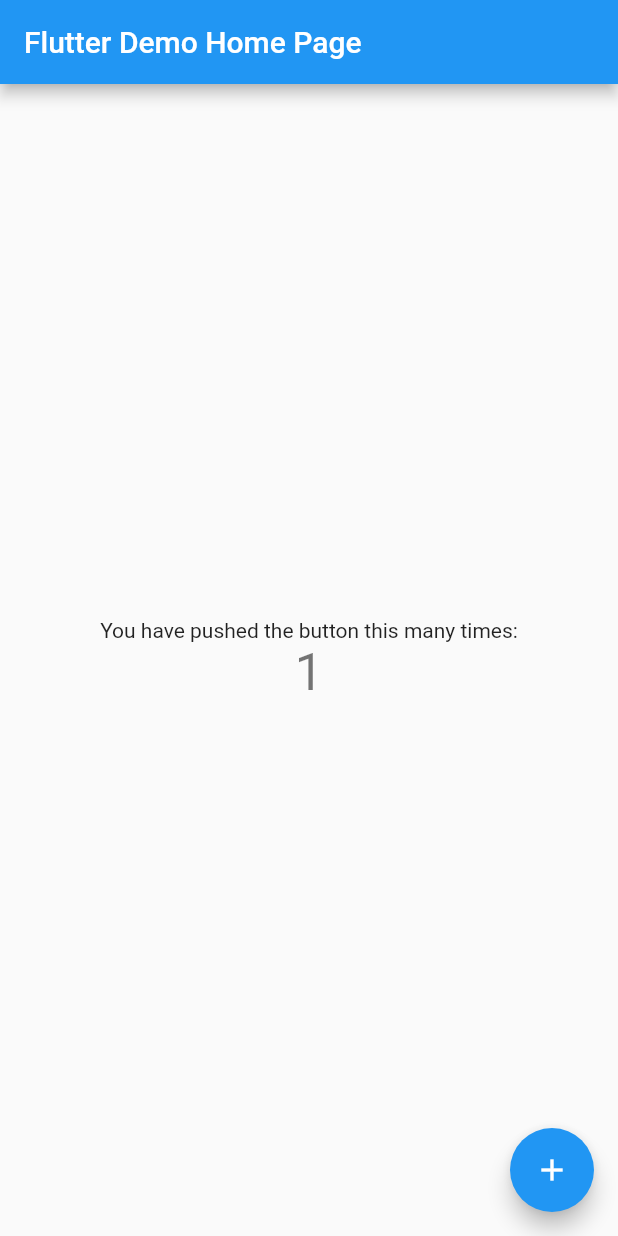
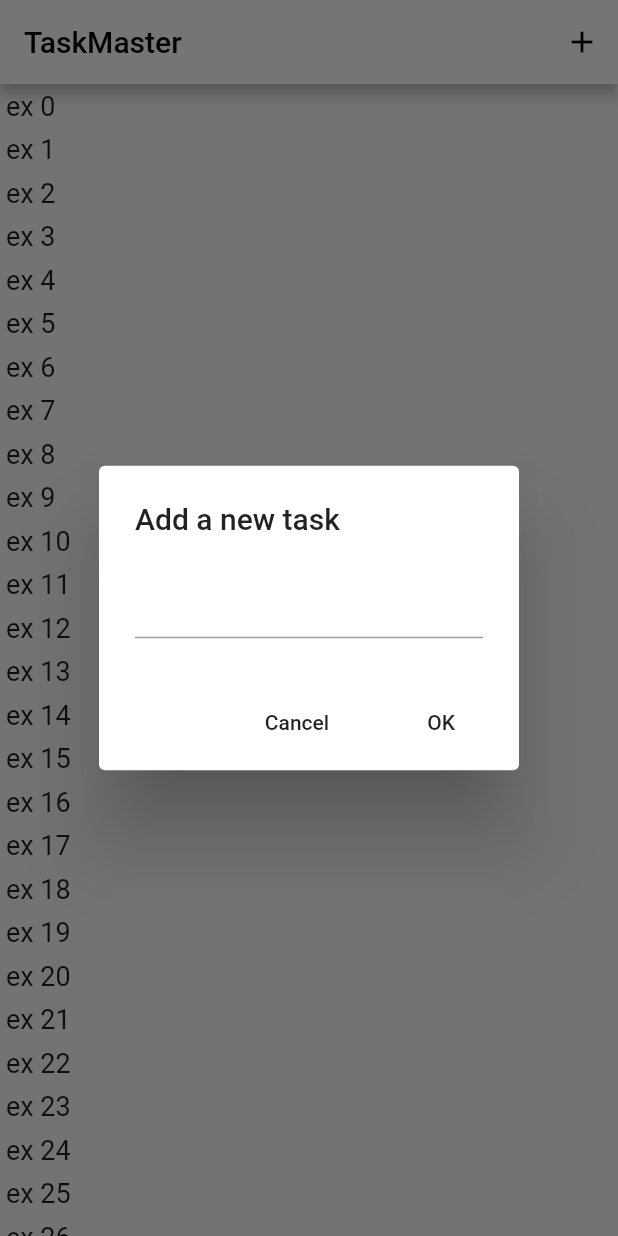
Before and after one commit to wesolowskidawid/todo_app, a Flutter app: the MyHomePage screen opened directly, after a tap on the "add" icon, on a phone screen of 412 x 824 dp. Run offline on Flutter 3.47's test engine with Material 2 defaults, Android fonts, the phone set to English and light mode, and no system bars.

Commit message:
Show tasks, add tasks

```diff
--- a/lib/main.dart
+++ b/lib/main.dart
@@ -7,39 +7,20 @@ void main() {
 class MyApp extends StatelessWidget {
   const MyApp({Key? key}) : super(key: key);
 
-  // This widget is the root of your application.
   @override
   Widget build(BuildContext context) {
     return MaterialApp(
       title: 'Flutter Demo',
       theme: ThemeData(
-        // This is the theme of your application.
-        //
-        // Try running your application with "flutter run". You'll see the
-        // application has a blue toolbar. Then, without quitting the app, try
-        // changing the primarySwatch below to Colors.green and then invoke
-        // "hot reload" (press "r" in the console where you ran "flutter run",
-        // or simply save your changes to "hot reload" in a Flutter IDE).
-        // Notice that the counter didn't reset back to zero; the application
-        // is not restarted.
         primarySwatch: Colors.blue,
       ),
-      home: const MyHomePage(title: 'Flutter Demo Home Page'),
+      home: const MyHomePage(title: 'TaskMaster'),
     );
   }
 }
 
 class MyHomePage extends StatefulWidget {
   const MyHomePage({Key? key, required this.title}) : super(key: key);
-
-  // This widget is the home page of your application. It is stateful, meaning
-  // that it has a State object (defined below) that contains fields that affect
-  // how it looks.
-
-  // This class is the configuration for the state. It holds the values (in this
-  // case the title) provided by the parent (in this case the App widget) and
-  // used by the build method of the State. Fields in a Widget subclass are
-  // always marked "final".
 
   final String title;
 
@@ -48,68 +29,100 @@ class MyHomePage extends StatefulWidget {
 }
 
 class _MyHomePageState extends State<MyHomePage> {
-  int _counter = 0;
 
-  void _incrementCounter() {
+  List<String> itemList = List.generate(100, (i) => "ex $i");
+  final ScrollController _scrollController = ScrollController();
+
+  void addItem(String text) {
     setState(() {
-      // This call to setState tells the Flutter framework that something has
-      // changed in this State, which causes it to rerun the build method below
-      // so that the display can reflect the updated values. If we changed
-      // _counter without calling setState(), then the build method would not be
-      // called again, and so nothing would appear to happen.
-      _counter++;
+      itemList.insert(0, text);
+      _scrollController.animateTo(_scrollController.position.minScrollExtent, duration: const Duration(milliseconds: 300), curve: Curves.easeOut);
+      print('Item Added');
     });
   }
 
+  void showAddAlert() {
+    String inputValue = "";
+
+    showDialog(
+      context: context,
+      builder: (BuildContext context) {
+        return AlertDialog(
+          title: const Text(
+            'Add a new task',
+          ),
+          content: TextField(
+            onChanged: (value) {
+              inputValue = value;
+            },
+          ),
+          actions: <Widget>[
+            FlatButton(
+                onPressed: () {
+                  Navigator.of(context).pop();
+                },
+                child: const Text('Cancel'),
+            ),
+            FlatButton(
+              onPressed: () {
+                Navigator.of(context).pop();
+                addItem(inputValue);
+                // TODO check if task != null
+              },
+              child: const Text('OK'),
+            ),
+          ],
+        );
+      }
+    );
+  }
+
+
   @override
   Widget build(BuildContext context) {
-    // This method is rerun every time setState is called, for instance as done
-    // by the _incrementCounter method above.
-    //
-    // The Flutter framework has been optimized to make rerunning build methods
-    // fast, so that you can just rebuild anything that needs updating rather
-    // than having to individually change instances of widgets.
     return Scaffold(
       appBar: AppBar(
-        // Here we take the value from the MyHomePage object that was created by
-        // the App.build method, and use it to set our appbar title.
-        title: Text(widget.title),
+        title: Text(widget.title,
+          style: const TextStyle(color: Colors.black,
+          ),
+        ),
+        backgroundColor: Colors.white,
+        actions: <Widget>[
+          IconButton(
+            icon: const Icon(
+              Icons.add,
+              color: Colors.black
+            ),
+            onPressed: () {
+              showAddAlert();
+            },
+          ),
+        ],
       ),
       body: Center(
-        // Center is a layout widget. It takes a single child and positions it
-        // in the middle of the parent.
-        child: Column(
-          // Column is also a layout widget. It takes a list of children and
-          // arranges them vertically. By default, it sizes itself to fit its
-          // children horizontally, and tries to be as tall as its parent.
-          //
-          // Invoke "debug painting" (press "p" in the console, choose the
-          // "Toggle Debug Paint" action from the Flutter Inspector in Android
-          // Studio, or the "Toggle Debug Paint" command in Visual Studio Code)
-          // to see the wireframe for each widget.
-          //
-          // Column has various properties to control how it sizes itself and
-          // how it positions its children. Here we use mainAxisAlignment to
-          // center the children vertically; the main axis here is the vertical
-          // axis because Columns are vertical (the cross axis would be
-          // horizontal).
-          mainAxisAlignment: MainAxisAlignment.center,
-          children: <Widget>[
-            const Text(
-              'You have pushed the button this many times:',
-            ),
-            Text(
-              '$_counter',
-              style: Theme.of(context).textTheme.headline4,
-            ),
-          ],
-        ),
+        child:
+          ListView.builder(
+            controller: _scrollController,
+            itemCount: itemList.length,
+            itemBuilder: (context, index) {
+              return Padding(
+                  padding: const EdgeInsets.all(4.0),
+                  child: InkWell(
+                    onTap: () {
+                      print('Item ${index + 1} tapped!');
+                    },
+                    child: Text(
+                        itemList[index],
+                        style: const TextStyle(
+                          fontSize: 18.0,
+                        ),
+                    ),
+                  ),
+              );
+            },
+        )
+
       ),
-      floatingActionButton: FloatingActionButton(
-        onPressed: _incrementCounter,
-        tooltip: 'Increment',
-        child: const Icon(Icons.add),
-      ), // This trailing comma makes auto-formatting nicer for build methods.
     );
   }
 }
```
